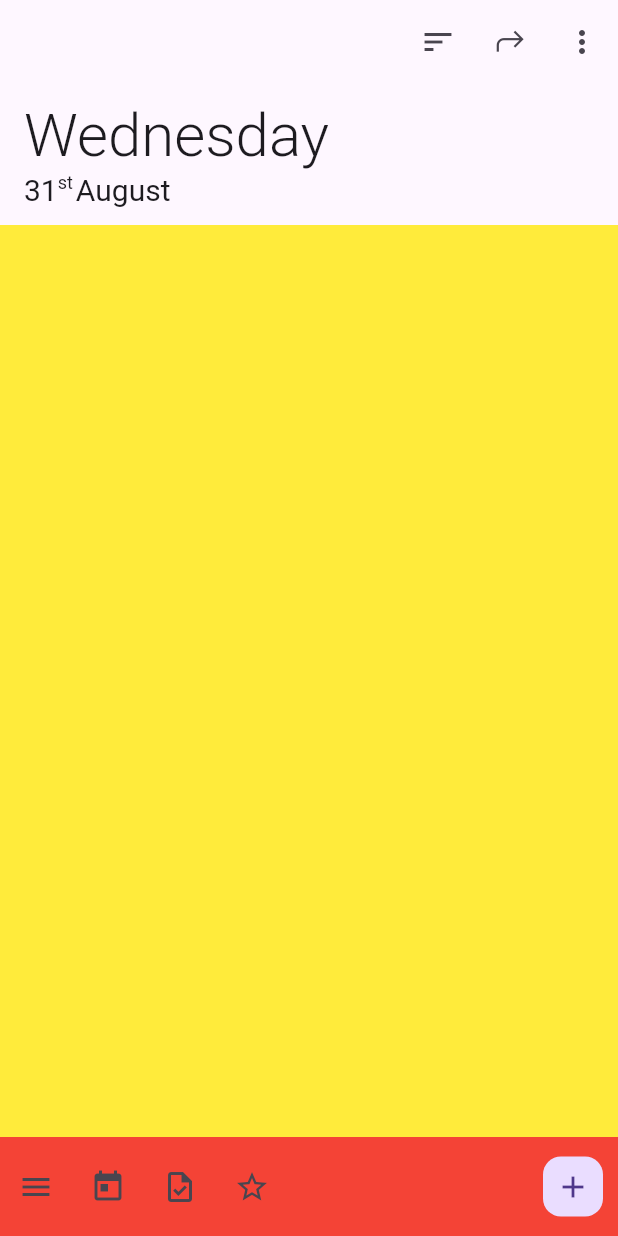
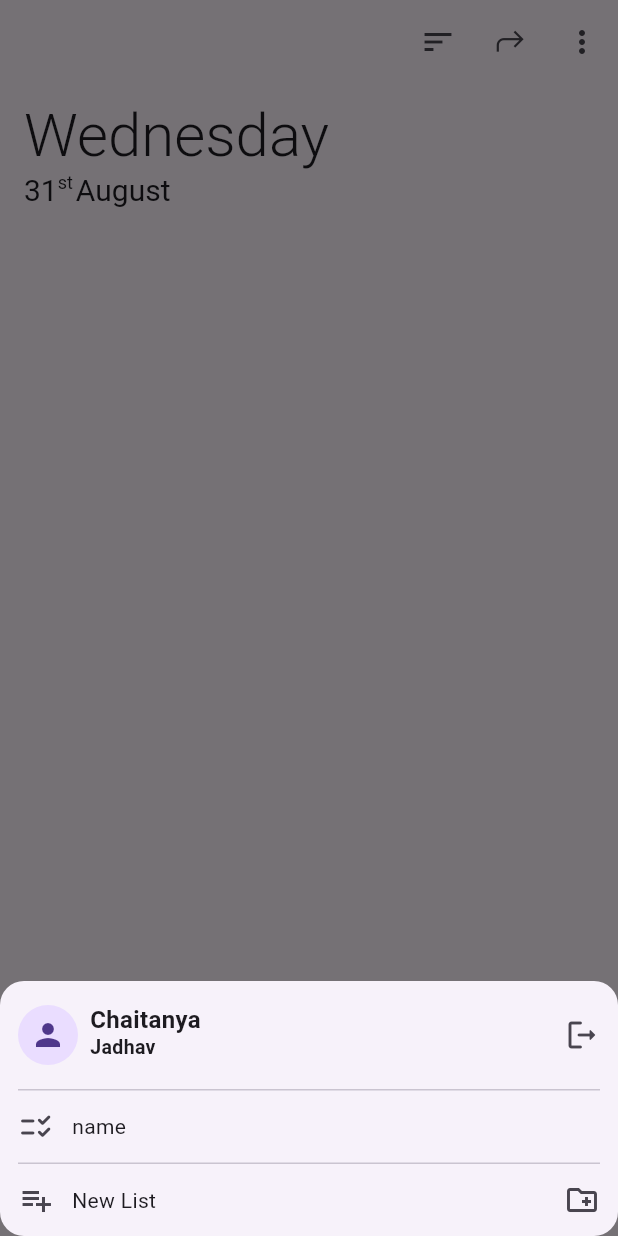
Before and after one commit to chaitanya634/tasks, a Flutter app: the screen it shows after launch, after a tap on the "menu" icon, on a phone screen of 412 x 824 dp. Run offline on Flutter 3.47's test engine with Material 2 defaults, Android fonts, the phone set to English and light mode, and no system bars; drawn by our look-alikes of dynamic_color; our stand-ins replace google_fonts.

Commit message:
created new list entry in bottom navigation drawer

```diff
--- /dev/null
+++ b/lib/data.dart
@@ -0,0 +1,11 @@
+import 'package:flutter/material.dart';
+
+class Tasks {
+
+}
+
+class MyData {
+  static List<MapEntry<String, Tasks>> myLists = [MapEntry('name', Tasks())];
+  static List<MapEntry<String, Map<String, Tasks>>> myFolders = [];
+
+}
--- a/lib/main.dart
+++ b/lib/main.dart
@@ -7,8 +7,6 @@ import 'package:tasks/providers/date_time.dart';
 import 'package:tasks/themes/light.dart';
 
 void main() {
-  SystemChrome.setSystemUIOverlayStyle(
-      SystemUiOverlayStyle(systemNavigationBarColor: Colors.red));
   runApp(MultiProvider(
     providers: [
       ChangeNotifierProvider(create: (context) => DateTimeProvider())
--- a/lib/pages/home.dart
+++ b/lib/pages/home.dart
@@ -2,6 +2,7 @@ import 'package:flutter/material.dart';
 import 'package:google_fonts/google_fonts.dart';
 import 'package:provider/provider.dart';
 import 'package:tasks/pages/create_task.dart';
+import 'package:tasks/pages/list_menu.dart';
 import 'package:tasks/providers/date_time.dart';
 
 class HomePage extends StatelessWidget {
@@ -43,43 +44,111 @@ class HomePage extends StatelessWidget {
                     expandedTitleScale: 2,
                   ),
                   actions: [
-                    IconButton(onPressed: () {}, icon: const Icon(Icons.sort)),
+                    PopupMenuButton(
+                      color: lightDynamic?.secondaryContainer,
+                      icon: const Icon(Icons.sort),
+                      itemBuilder: (context) => <PopupMenuEntry>[
+                        const PopupMenuItem(
+                            child: ListTile(
+                          title: Text('Creation'),
+                        )),
+                        const PopupMenuItem(
+                            child: ListTile(
+                          title: Text('Due date'),
+                        )),
+                        const PopupMenuItem(
+                            child: ListTile(
+                          title: Text('Starred'),
+                        )),
+                      ],
+                    ),
                     IconButton(
                       onPressed: () {},
-                      icon: const Icon(IconData(0xe800, fontFamily: 'ShareFontIcon')),
+                      icon: const Icon(
+                          IconData(0xe800, fontFamily: 'ShareFontIcon')),
                     ),
-                    IconButton(onPressed: () {}, icon: const Icon(Icons.more_vert)),
+                    PopupMenuButton(
+                      color: lightDynamic?.secondaryContainer,
+                      icon: const Icon(Icons.more_vert),
+                      itemBuilder: (context) => <PopupMenuEntry>[
+                        const PopupMenuItem(
+                            child: ListTile(
+                          title: Text('Reorder tasks'),
+                        )),
+                        const PopupMenuItem(
+                            child: ListTile(
+                          title: Text('Hide completed'),
+                        )),
+                        const PopupMenuItem(
+                            child: ListTile(
+                          title: Text('Print list'),
+                        )),
+                        const PopupMenuItem(
+                            child: ListTile(
+                          title: Text('Change theme'),
+                        )),
+                      ],
+                    )
                   ],
                 ),
                 SliverList(
                     delegate: SliverChildBuilderDelegate((context, index) {
                   return Container(
                     height: 40,
-                    color: Colors.yellow,
                   );
                 }, childCount: 60)),
-
               ],
             ),
           ),
-        Container(height: 66, color: Colors.red, child: Row(
-          children: [Expanded(child: Row(children: [
-            IconButton(onPressed: (){}, icon: Icon(Icons.menu)),
-            IconButton(onPressed: (){}, icon: Icon(Icons.today)),
-            IconButton(onPressed: (){}, icon: Icon(Icons.task_outlined)),
-            IconButton(onPressed: (){}, icon: Icon(Icons.star_border)),
-            ]),),
-
-            Padding(
-              padding: const EdgeInsets.only(right: 6.0),
-              child: FloatingActionButton(onPressed: (){
-                showGeneralDialog(context: context, pageBuilder: (context, animation, secondaryAnimation) {
-                  return CreateTaskPage();
-                },);
-              },mini: true,elevation: 0,child: Icon(Icons.add),),
-            )
-            ],
-        ),)
+          Container(
+            height: 66,
+            color: lightDynamic?.onInverseSurface,
+            child: Row(
+              children: [
+                Expanded(
+                  child: Row(children: [
+                    IconButton(
+                        onPressed: () {
+                          showModalBottomSheet(
+                            context: context,
+                            backgroundColor: lightDynamic?.secondaryContainer,
+                            shape: RoundedRectangleBorder(
+                                borderRadius: BorderRadius.circular(16)),
+                            builder: (context) => ListMenu(),
+                          );
+                        },
+                        icon: const Icon(Icons.menu)),
+                    IconButton(onPressed: () {}, icon: const Icon(Icons.today)),
+                    IconButton(
+                        onPressed: () {},
+                        icon: const Icon(Icons.task_outlined)),
+                    IconButton(
+                        onPressed: () {}, icon: const Icon(Icons.star_border)),
+                  ]),
+                ),
+                Padding(
+                  padding: const EdgeInsets.only(right: 6.0),
+                  child: FloatingActionButton(
+                    backgroundColor: lightDynamic?.primary,
+                    onPressed: () {
+                      showGeneralDialog(
+                        context: context,
+                        pageBuilder: (context, animation, secondaryAnimation) {
+                          return const CreateTaskPage();
+                        },
+                      );
+                    },
+                    mini: true,
+                    elevation: 0,
+                    child: Icon(
+                      Icons.add,
+                      color: lightDynamic?.onPrimary,
+                    ),
+                  ),
+                )
+              ],
+            ),
+          )
         ],
       ),
     );
--- /dev/null
+++ b/lib/pages/list_menu.dart
@@ -0,0 +1,72 @@
+import 'package:flutter/material.dart';
+import 'package:google_fonts/google_fonts.dart';
+import 'package:tasks/data.dart';
+
+class ListMenu extends StatelessWidget {
+  const ListMenu({Key? key}) : super(key: key);
+  @override
+  Widget build(BuildContext context) {
+    return Wrap(
+      children: [
+        Padding(
+          padding: const EdgeInsets.only(left: 12.0, top: 12.0, bottom: 12),
+          child: Row(
+            children: [
+              const Padding(
+                padding: EdgeInsets.only(
+                  right: 8.0,
+                ),
+                child: CircleAvatar(child: Icon(Icons.person)),
+              ),
+              Expanded(
+                child: Column(
+                  crossAxisAlignment: CrossAxisAlignment.start,
+                  children: [
+                    Text('Chaitanya',
+                        style: GoogleFonts.roboto(
+                            fontWeight: FontWeight.w700,
+                            fontSize: 16,
+                            height: 1)),
+                    Text('Jadhav',
+                        style: GoogleFonts.roboto(
+                            fontWeight: FontWeight.w600, fontSize: 13)),
+                  ],
+                ),
+              ),
+              IconButton(onPressed: () {}, icon: Icon(Icons.logout_rounded))
+            ],
+          ),
+        ),
+        Divider(indent: 12, endIndent: 12, height: 1),
+        Column(
+            children: MyData.myLists
+                .map((e) => Row(
+                      children: [
+                        IconButton(
+                            onPressed: () {}, icon: Icon(Icons.checklist_rtl_rounded)),
+                        Text(e.key),
+                      ],
+                    ))
+                .toList()),
+        Column(),
+        if (MyData.myLists.isNotEmpty || MyData.myFolders.isNotEmpty)
+          Divider(indent: 12, endIndent: 12, height: 1),
+        InkWell(
+          onTap: () {},
+          child: Row(
+            children: [
+              Expanded(
+                  child: Row(children: [
+                IconButton(onPressed: () {}, icon: Icon(Icons.playlist_add)),
+                Text('New List')
+              ])),
+              IconButton(
+                  onPressed: () {},
+                  icon: Icon(Icons.create_new_folder_outlined))
+            ],
+          ),
+        ),
+      ],
+    );
+  }
+}
--- a/lib/themes/light.dart
+++ b/lib/themes/light.dart
@@ -7,6 +7,7 @@ ThemeData lightTheme(ColorScheme? lightDynamic) {
   }
   return ThemeData(
       useMaterial3: true,
+      backgroundColor: lightDynamic.surface,
       appBarTheme: AppBarTheme(
           systemOverlayStyle: const SystemUiOverlayStyle(
               statusBarColor: Colors.transparent,
```
